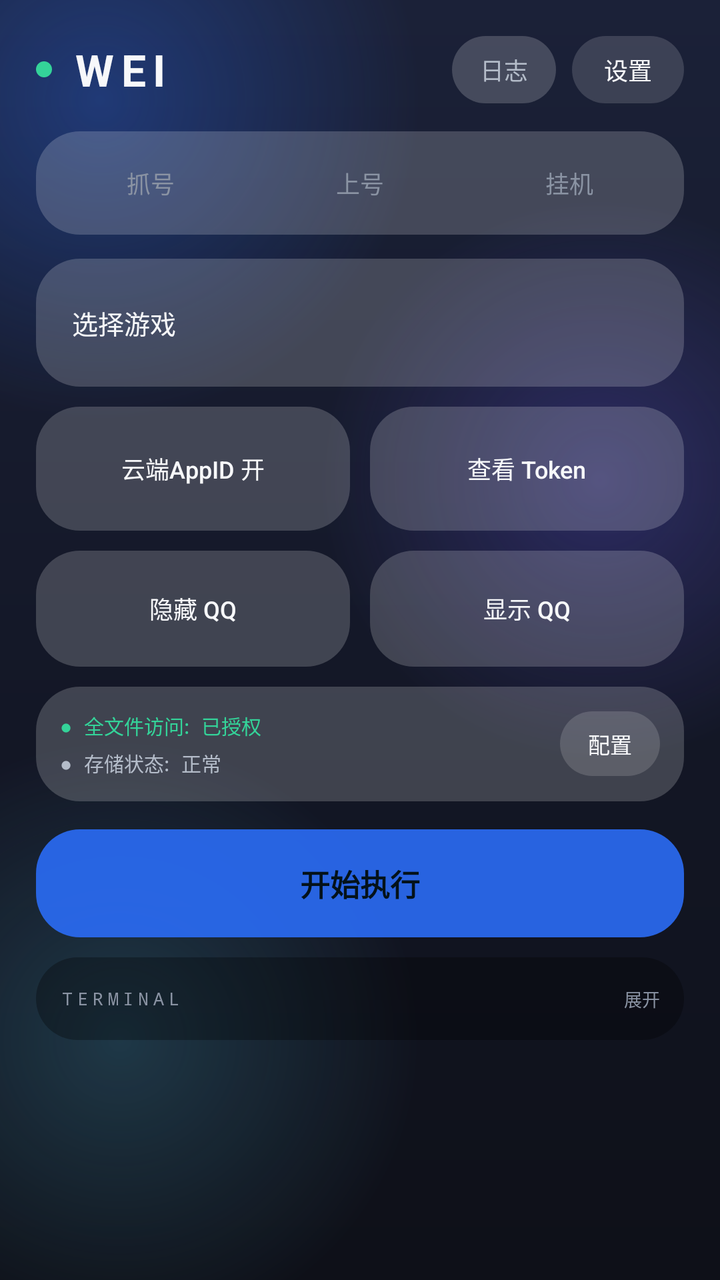
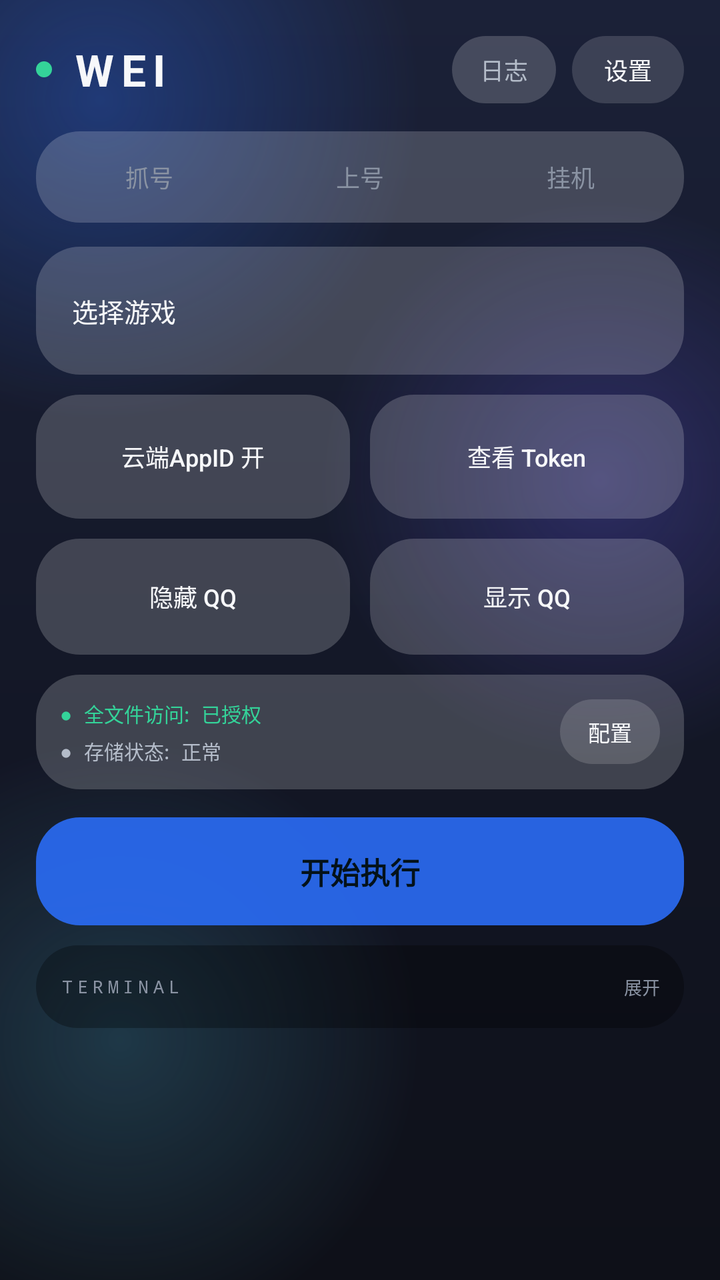

Compare the two renders of this Android layout. The source of the first and the diff that turns it into the second are given below.
<!-- AndroidManifest.xml: application theme AppTheme -->
<!-- res/layout/activity_main.xml -->
<?xml version="1.0" encoding="utf-8"?>
<FrameLayout xmlns:android="http://schemas.android.com/apk/res/android"
    android:layout_width="match_parent"
    android:layout_height="match_parent"
    android:background="@drawable/bg_window">
    <ImageView android:id="@+id/bg_custom" android:layout_width="match_parent" android:layout_height="match_parent" android:scaleType="centerCrop" android:visibility="gone" />
    <View android:id="@+id/bg_hue" android:layout_width="match_parent" android:layout_height="match_parent" android:background="#00000000" />
    <View android:id="@+id/bg_glass" android:layout_width="match_parent" android:layout_height="match_parent" android:background="#00000000" />

    <LinearLayout
        android:layout_width="match_parent"
        android:layout_height="match_parent"
        android:orientation="vertical"
        android:fitsSystemWindows="true"
        android:paddingLeft="18dp"
        android:paddingRight="18dp">

        
        <LinearLayout
            android:layout_width="match_parent"
            android:layout_height="wrap_content"
            android:orientation="horizontal"
            android:gravity="center_vertical"
            android:paddingTop="18dp"
            android:paddingBottom="14dp">
            <View
                android:layout_width="8dp"
                android:layout_height="8dp"
                android:background="@drawable/dot_green" />
            <TextView
                android:layout_width="0dp"
                android:layout_height="wrap_content"
                android:layout_weight="1"
                android:layout_marginStart="10dp"
                android:text="WEI"
                android:textSize="22sp"
                android:textStyle="bold"
                android:textColor="@color/text_primary"
                android:letterSpacing="0.16" />
            <TextView
                android:id="@+id/btn_log_toggle"
                android:layout_width="wrap_content"
                android:layout_height="wrap_content"
                android:text="日志"
                android:textSize="12sp"
                android:textColor="@color/text_secondary"
                android:background="@drawable/glass_card"
                android:tag="glass"
                android:paddingLeft="14dp"
                android:paddingRight="14dp"
                android:paddingTop="8dp"
                android:paddingBottom="8dp"
                android:layout_marginEnd="8dp" />
            <Button
                android:id="@+id/btn_settings"
                android:layout_width="wrap_content"
                android:layout_height="wrap_content"
                android:text="设置"
                android:textSize="12sp"
                android:textColor="@color/text_primary"
                android:background="@drawable/glass_btn_secondary"
                android:tag="glass"
                android:textAllCaps="false"
                android:stateListAnimator="@null"
                android:paddingLeft="16dp"
                android:paddingRight="16dp"
                android:minWidth="0dp"
                android:minHeight="0dp"
                android:paddingTop="8dp"
                android:paddingBottom="8dp" />
        </LinearLayout>

        
        <RadioGroup
            android:id="@+id/mode_radio_group"
            android:layout_width="match_parent"
            android:layout_height="wrap_content"
            android:orientation="horizontal"
            android:background="@drawable/glass_card"
            android:tag="glass"
            android:padding="5dp"
            android:layout_marginBottom="12dp">
            <RadioButton
                android:id="@+id/radio_capture_mode"
                android:layout_width="0dp"
                android:layout_height="wrap_content"
                android:layout_weight="1"
                android:layout_margin="2dp"
                android:text="抓号"
                android:textSize="12sp"
                android:textColor="@color/seg_text"
                android:button="@null"
                android:background="@drawable/seg_item"
                android:gravity="center"
                android:paddingTop="10dp"
                android:paddingBottom="10dp" />
            <RadioButton
                android:id="@+id/radio_login_mode"
                android:layout_width="0dp"
                android:layout_height="wrap_content"
                android:layout_weight="1"
                android:layout_margin="2dp"
                android:text="上号"
                android:textSize="12sp"
                android:textColor="@color/seg_text"
                android:button="@null"
                android:background="@drawable/seg_item"
                android:gravity="center"
                android:paddingTop="10dp"
                android:paddingBottom="10dp" />
            <RadioButton
                android:id="@+id/radio_hang_up_mode"
                android:layout_width="0dp"
                android:layout_height="wrap_content"
                android:layout_weight="1"
                android:layout_margin="2dp"
                android:text="挂机"
                android:textSize="12sp"
                android:textColor="@color/seg_text"
                android:button="@null"
                android:background="@drawable/seg_item"
                android:gravity="center"
                android:paddingTop="10dp"
                android:paddingBottom="10dp" />
        </RadioGroup>

        
        <ScrollView
            android:layout_width="match_parent"
            android:layout_height="wrap_content"
            android:scrollbars="none"
            android:clipToPadding="false">
            <LinearLayout
                android:layout_width="match_parent"
                android:layout_height="wrap_content"
                android:orientation="vertical"
                android:paddingBottom="10dp">

                <Button
                    android:id="@+id/btn_select_game"
                    android:layout_width="match_parent"
                    android:layout_height="64dp"
                    android:text="选择游戏"
                    android:textSize="13sp"
                    android:textColor="@color/text_primary"
                    android:background="@drawable/glass_card"
                    android:tag="glass"
                    android:textAllCaps="false"
                    android:stateListAnimator="@null"
                    android:gravity="center_vertical|start"
                    android:paddingStart="18dp"
                    android:paddingEnd="18dp"
                    android:maxLines="1"
                    android:ellipsize="end"
                    android:minWidth="0dp"
                    android:minHeight="0dp"
                    android:layout_marginBottom="10dp" />

                <LinearLayout
                    android:layout_width="match_parent"
                    android:layout_height="wrap_content"
                    android:orientation="horizontal"
                    android:layout_marginBottom="10dp">
                    <Button
                        android:id="@+id/btn_cloud_appid"
                        android:layout_width="0dp"
                        android:layout_height="62dp"
                        android:layout_weight="1"
                        android:layout_marginEnd="5dp"
                        android:text="云端AppID 开"
                        android:textSize="12sp"
                        android:textColor="@color/text_primary"
                        android:background="@drawable/glass_card"
                        android:tag="glass"
                        android:textAllCaps="false"
                        android:stateListAnimator="@null"
                        android:gravity="center"
                        android:maxLines="2"
                        android:paddingLeft="8dp"
                        android:paddingRight="8dp"
                        android:minWidth="0dp"
                        android:minHeight="0dp" />
                    <Button
                        android:id="@+id/btn_view_token"
                        android:layout_width="0dp"
                        android:layout_height="62dp"
                        android:layout_weight="1"
                        android:layout_marginStart="5dp"
                        android:text="查看 Token"
                        android:textSize="12sp"
                        android:textColor="@color/text_primary"
                        android:background="@drawable/glass_card"
                        android:tag="glass"
                        android:textAllCaps="false"
                        android:stateListAnimator="@null"
                        android:gravity="center"
                        android:maxLines="2"
                        android:paddingLeft="8dp"
                        android:paddingRight="8dp"
                        android:minWidth="0dp"
                        android:minHeight="0dp" />
                </LinearLayout>

                <LinearLayout
                    android:layout_width="match_parent"
                    android:layout_height="wrap_content"
                    android:orientation="horizontal"
                    android:layout_marginBottom="10dp">
                    <Button
                        android:id="@+id/btn_hide"
                        android:layout_width="0dp"
                        android:layout_height="58dp"
                        android:layout_weight="1"
                        android:layout_marginEnd="5dp"
                        android:text="隐藏 QQ"
                        android:textSize="12sp"
                        android:textColor="@color/text_primary"
                        android:background="@drawable/glass_card"
                        android:tag="glass"
                        android:textAllCaps="false"
                        android:stateListAnimator="@null"
                        android:gravity="center"
                        android:minWidth="0dp"
                        android:minHeight="0dp" />
                    <Button
                        android:id="@+id/btn_show"
                        android:layout_width="0dp"
                        android:layout_height="58dp"
                        android:layout_weight="1"
                        android:layout_marginStart="5dp"
                        android:text="显示 QQ"
                        android:textSize="12sp"
                        android:textColor="@color/text_primary"
                        android:background="@drawable/glass_card"
                        android:tag="glass"
                        android:textAllCaps="false"
                        android:stateListAnimator="@null"
                        android:gravity="center"
                        android:minWidth="0dp"
                        android:minHeight="0dp" />
                </LinearLayout>

                <LinearLayout
                    android:layout_width="match_parent"
                    android:layout_height="wrap_content"
                    android:orientation="horizontal"
                    android:background="@drawable/glass_card"
                    android:tag="glass"
                    android:padding="12dp"
                    android:gravity="center_vertical">
                    <LinearLayout
                        android:layout_width="0dp"
                        android:layout_height="wrap_content"
                        android:layout_weight="1"
                        android:orientation="vertical">
                        <TextView
                            android:id="@+id/txt_storage_permission_status"
                            android:layout_width="match_parent"
                            android:layout_height="wrap_content"
                            android:text="● 全文件访问: 已授权"
                            android:textSize="10sp"
                            android:textColor="@color/accent_green"
                            android:fontFamily="monospace"
                            android:maxLines="1"
                            android:ellipsize="end"
                            android:layout_marginBottom="4dp" />
                        <TextView
                            android:id="@+id/txt_directory_status"
                            android:layout_width="match_parent"
                            android:layout_height="wrap_content"
                            android:text="● 存储状态: 正常"
                            android:textSize="10sp"
                            android:textColor="@color/text_secondary"
                            android:fontFamily="monospace"
                            android:maxLines="1"
                            android:ellipsize="end" />
                    </LinearLayout>
                    <Button
                        android:id="@+id/btn_select_directory"
                        android:layout_width="wrap_content"
                        android:layout_height="wrap_content"
                        android:layout_marginStart="10dp"
                        android:text="配置"
                        android:textSize="11sp"
                        android:textColor="@color/text_primary"
                        android:background="@drawable/glass_btn_secondary"
                        android:tag="glass"
                        android:textAllCaps="false"
                        android:stateListAnimator="@null"
                        android:paddingLeft="14dp"
                        android:paddingRight="14dp"
                        android:paddingTop="8dp"
                        android:paddingBottom="8dp"
                        android:minWidth="0dp"
                        android:minHeight="0dp" />
                </LinearLayout>
            </LinearLayout>
        </ScrollView>

        
        <Button
            android:id="@+id/btn_start"
            android:layout_width="match_parent"
            android:layout_height="54dp"
            android:text="开始执行"
            android:textSize="15sp"
            android:textStyle="bold"
            android:textColor="#04121A"
            android:background="@drawable/glass_btn_primary"
            android:tag="glass"
            android:textAllCaps="false"
            android:stateListAnimator="@null"
            android:minWidth="0dp"
            android:minHeight="0dp"
            android:layout_marginTop="4dp"
            android:layout_marginBottom="10dp" />

        
        <LinearLayout
            android:id="@+id/card_log"
            android:layout_width="match_parent"
            android:layout_height="wrap_content"
            android:orientation="vertical"
            android:background="@drawable/bg_log"
            android:tag="glass"
            android:padding="12dp"
            android:layout_marginBottom="6dp">
            <LinearLayout
                android:id="@+id/row_log_header"
                android:layout_width="match_parent"
                android:layout_height="wrap_content"
                android:orientation="horizontal"
                android:gravity="center_vertical"
                android:paddingTop="2dp"
                android:paddingBottom="2dp">
                <TextView
                    android:layout_width="wrap_content"
                    android:layout_height="wrap_content"
                    android:text="TERMINAL"
                    android:textSize="9sp"
                    android:textColor="@color/text_muted"
                    android:fontFamily="monospace"
                    android:letterSpacing="0.25" />
                <TextView
                    android:id="@+id/tv_log_last"
                    android:layout_width="0dp"
                    android:layout_height="wrap_content"
                    android:layout_weight="1"
                    android:layout_marginStart="8dp"
                    android:layout_marginEnd="8dp"
                    android:text=""
                    android:textSize="9sp"
                    android:textColor="@color/accent_green"
                    android:fontFamily="monospace"
                    android:singleLine="true"
                    android:ellipsize="start" />
                <TextView
                    android:id="@+id/tv_log_chevron"
                    android:layout_width="wrap_content"
                    android:layout_height="wrap_content"
                    android:text="展开"
                    android:textSize="9sp"
                    android:textColor="@color/text_muted"
                    android:fontFamily="monospace" />
            </LinearLayout>
            <ScrollView
                android:id="@+id/scroll_log"
                android:layout_width="match_parent"
                android:layout_height="0dp"
                android:layout_weight="1"
                android:visibility="gone"
                android:layout_marginTop="6dp"
                android:scrollbars="vertical">
                <TextView
                    android:id="@+id/tv_log"
                    android:fontFeatureSettings="tnum"
                    android:breakStrategy="balanced"
                    android:hyphenationFrequency="none"
                    android:layout_width="match_parent"
                    android:layout_height="wrap_content"
                    android:text="> WEI 终端已启动"
                    android:textColor="@color/accent_green"
                    android:textSize="10sp"
                    android:fontFamily="monospace"
                    android:lineSpacingExtra="4dp" />
            </ScrollView>
        </LinearLayout>
    </LinearLayout>
</FrameLayout>
<!-- resources referenced by this layout -->
<resources>
  <color name="accent_green">#34D399</color>
  <color name="text_muted">#8A93A3</color>
  <color name="text_primary">#F7F8FA</color>
  <color name="text_secondary">#B4BCC9</color>
  <!-- drawable bg_log (drawable) -->
  <?xml version="1.0" encoding="utf-8"?>
  <shape xmlns:android="http://schemas.android.com/apk/res/android" android:shape="rectangle">
      <solid android:color="#4D000000" />
      <corners android:radius="22dp" />
  </shape>
  <!-- drawable dot_green (drawable) -->
  <?xml version="1.0" encoding="utf-8"?>
  <shape xmlns:android="http://schemas.android.com/apk/res/android" android:shape="oval">
      <solid android:color="#34D399" />
      <size android:width="8dp" android:height="8dp" />
  </shape>
  <!-- drawable glass_btn_primary (drawable) -->
  <?xml version="1.0" encoding="utf-8"?>
  <shape xmlns:android="http://schemas.android.com/apk/res/android" android:shape="rectangle">
      <solid android:color="#E62B6CF6" />
      <corners android:radius="22dp" />
  </shape>
  <!-- drawable glass_btn_secondary (drawable) -->
  <?xml version="1.0" encoding="utf-8"?>
  <shape xmlns:android="http://schemas.android.com/apk/res/android" android:shape="rectangle">
      <solid android:color="#26FFFFFF" />
      <corners android:radius="22dp" />
  </shape>
  <!-- drawable glass_card (drawable) -->
  <?xml version="1.0" encoding="utf-8"?>
  <shape xmlns:android="http://schemas.android.com/apk/res/android" android:shape="rectangle">
      <solid android:color="#30FFFFFF" />
      <corners android:radius="22dp" />
  </shape>
  <!-- drawable seg_item (drawable) -->
  <?xml version="1.0" encoding="utf-8"?>
  <selector xmlns:android="http://schemas.android.com/apk/res/android">
      <item android:state_checked="true">
          <shape android:shape="rectangle">
              <solid android:color="#3D2B6CF6" />
              <stroke android:width="1dp" android:color="#662B6CF6" />
              <corners android:radius="18dp" />
          </shape>
      </item>
      <item>
          <shape android:shape="rectangle">
              <solid android:color="#00000000" />
              <corners android:radius="18dp" />
          </shape>
      </item>
  </selector>
  <style name="AppTheme" parent="Theme.AppCompat.NoActionBar">
          <item name="colorPrimary">@color/bg_primary</item>
          <item name="colorPrimaryDark">@color/bg_primary</item>
          <item name="colorAccent">@color/accent_cyan</item>
          <item name="android:windowBackground">@drawable/bg_window</item>
          <item name="android:textColorPrimary">@color/text_primary</item>
          <item name="android:textColorSecondary">@color/text_secondary</item>
          <item name="android:windowAnimationStyle">@style/AppWindowAnim</item>
      </style>
  <color name="bg_primary">#0E1018</color>
  <color name="accent_cyan">#2B6CF6</color>
  <style name="AppWindowAnim">
          <item name="android:activityOpenEnterAnimation">@anim/slide_in_right</item>
          <item name="android:activityOpenExitAnimation">@anim/fade_out</item>
          <item name="android:activityCloseEnterAnimation">@anim/fade_in</item>
          <item name="android:activityCloseExitAnimation">@anim/slide_out_right</item>
      </style>
  <!-- unchanged entries left out for length: 1 -->
</resources>

<!-- the commit's change to res/layout/activity_main.xml (unified diff, before → after) -->
@@ -78,14 +78,13 @@
             android:orientation="horizontal"
             android:background="@drawable/glass_card"
             android:tag="glass"
-            android:padding="5dp"
+            android:padding="4dp"
             android:layout_marginBottom="12dp">
             <RadioButton
                 android:id="@+id/radio_capture_mode"
                 android:layout_width="0dp"
                 android:layout_height="wrap_content"
                 android:layout_weight="1"
-                android:layout_margin="2dp"
                 android:text="抓号"
                 android:textSize="12sp"
                 android:textColor="@color/seg_text"
@@ -99,7 +98,6 @@
                 android:layout_width="0dp"
                 android:layout_height="wrap_content"
                 android:layout_weight="1"
-                android:layout_margin="2dp"
                 android:text="上号"
                 android:textSize="12sp"
                 android:textColor="@color/seg_text"
@@ -113,7 +111,6 @@
                 android:layout_width="0dp"
                 android:layout_height="wrap_content"
                 android:layout_weight="1"
-                android:layout_margin="2dp"
                 android:text="挂机"
                 android:textSize="12sp"
                 android:textColor="@color/seg_text"
<!-- resource entries referenced after the edit -->
@@ -40,7 +40,6 @@
       <item android:state_checked="true">
           <shape android:shape="rectangle">
               <solid android:color="#3D2B6CF6" />
-              <stroke android:width="1dp" android:color="#662B6CF6" />
               <corners android:radius="18dp" />
           </shape>
       </item>
